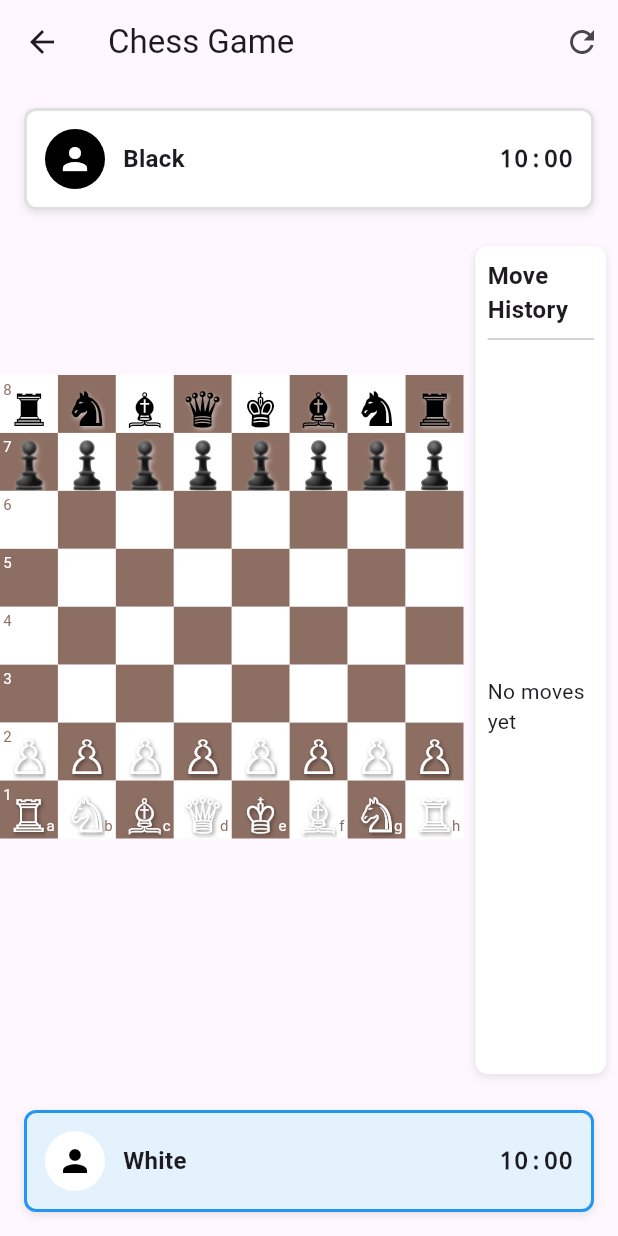
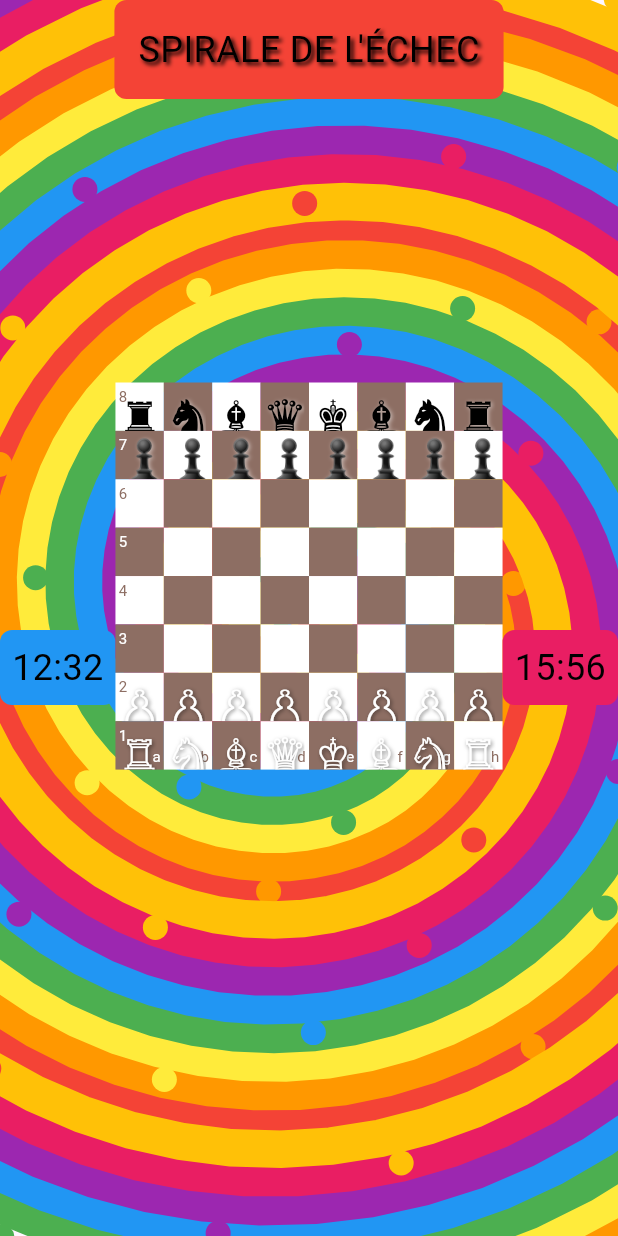
Before and after one commit to ismo009/echecs, a Flutter app: the screen it shows after launch, after a tap on "Start New Game", on a phone screen of 412 x 824 dp. Run offline on Flutter 3.47's test engine with Material 3 defaults, Android fonts, the light colour scheme and no system bars; Roboto replaces fonts that are missing (PixelArt).

Commit message:
Ajout de la spirale de l'echec, mais elle est moche pour l'instant

```diff
--- a/chess_game/lib/screens/game_screen.dart
+++ b/chess_game/lib/screens/game_screen.dart
@@ -1,3 +1,5 @@
+import 'dart:math';
+import 'dart:math' as math;
 import 'package:flutter/material.dart';
 import 'package:provider/provider.dart';
 import '../widgets/chess_board.dart';
@@ -13,112 +15,222 @@ class GameScreen extends StatelessWidget {
   @override
   Widget build(BuildContext context) {
     return Scaffold(
-      appBar: AppBar(
-        title: const Text('Chess Game'),
-        actions: [
-          IconButton(
-            icon: const Icon(Icons.refresh),
-            onPressed: () {
-              // Reset the game
-              Provider.of<GameProvider>(context, listen: false).resetGame();
-            },
-          ),
-        ],
-      ),
-      body: Consumer<GameProvider>(
-        builder: (context, gameProvider, child) {
-          final game = gameProvider.game;
+      body: Stack(
+        children: [
+          // Colorful spiral background
+          const ColorfulSpiralBackground(),
 
-          return Column(
+          // Main game content
+          Column(
             children: [
-              // Player info for the black player
-              Padding(
+              // Banner
+              Container(
                 padding: const EdgeInsets.all(16.0),
-                child: PlayerInfoWidget(
-                  player: game.blackPlayer,
-                  isCurrentTurn: game.currentTurn == PieceColor.black,
-                  isInCheck: game.state == GameState.check && game.currentTurn == PieceColor.black,
+                decoration: BoxDecoration(
+                  color: Colors.red,
+                  borderRadius: BorderRadius.circular(8.0),
+                ),
+                child: const Text(
+                  'SPIRALE DE L\'ÉCHEC',
+                  style: TextStyle(
+                    color: Colors.black,
+                    fontSize: 24,
+                    fontFamily: 'PixelArt',
+                    shadows: [
+                      Shadow(
+                        offset: Offset(2.0, 2.0),
+                        blurRadius: 3.0,
+                        color: Color.fromARGB(255, 0, 0, 0),
+                      ),
+                    ],
+                  ),
                 ),
               ),
 
-              // Chessboard
+              // Timers and chessboard
               Expanded(
                 child: Row(
                   children: [
-                    // Chess board takes most of the space
+                    // Timer for black player
+                    Container(
+                      padding: const EdgeInsets.all(8.0),
+                      decoration: BoxDecoration(
+                        color: Colors.blue,
+                        borderRadius: BorderRadius.circular(8.0),
+                      ),
+                      child: const Text(
+                        '12:32',
+                        style: TextStyle(
+                          color: Colors.black,
+                          fontSize: 24,
+                          fontFamily: 'PixelArt',
+                        ),
+                      ),
+                    ),
+
+                    // Chessboard
                     Expanded(
-                      flex: 3,
                       child: Center(
                         child: ChessBoardWidget(
-                          board: game.board,
+                          board: Provider.of<GameProvider>(context).game.board,
                           onPieceMoved: (fromRow, fromCol, toRow, toCol) {
                             // Validate and execute the move
-                            gameProvider.makeMove(fromRow, fromCol, toRow, toCol);
+                            Provider.of<GameProvider>(context, listen: false).makeMove(fromRow, fromCol, toRow, toCol);
                           },
                         ),
                       ),
                     ),
 
-                    // Move history on the side
-                    Expanded(
-                      flex: 1,
-                      child: Padding(
-                        padding: const EdgeInsets.all(8.0),
-                        child: MoveHistoryWidget(
-                          moves: game.moveHistory,
+                    // Timer for white player
+                    Container(
+                      padding: const EdgeInsets.all(8.0),
+                      decoration: BoxDecoration(
+                        color: Colors.pink,
+                        borderRadius: BorderRadius.circular(8.0),
+                      ),
+                      child: const Text(
+                        '15:56',
+                        style: TextStyle(
+                          color: Colors.black,
+                          fontSize: 24,
+                          fontFamily: 'PixelArt',
                         ),
                       ),
                     ),
                   ],
                 ),
               ),
-
-              // Player info for the white player
-              Padding(
-                padding: const EdgeInsets.all(16.0),
-                child: PlayerInfoWidget(
-                  player: game.whitePlayer,
-                  isCurrentTurn: game.currentTurn == PieceColor.white,
-                  isInCheck: game.state == GameState.check && game.currentTurn == PieceColor.white,
-                ),
-              ),
-
-              // Game status bar
-              if (game.state != GameState.active)
-                Container(
-                  color: game.state == GameState.checkmate ? Colors.red : Colors.amber,
-                  padding: const EdgeInsets.all(8.0),
-                  width: double.infinity,
-                  child: Text(
-                    _getGameStateMessage(game.state, game.currentTurn),
-                    textAlign: TextAlign.center,
-                    style: const TextStyle(
-                      color: Colors.white,
-                      fontWeight: FontWeight.bold,
-                    ),
-                  ),
-                ),
             ],
-          );
-        },
+          ),
+        ],
       ),
     );
   }
+}
 
-  String _getGameStateMessage(GameState state, PieceColor currentTurn) {
-    switch (state) {
-      case GameState.check:
-        return 'Check!';
-      case GameState.checkmate:
-        final winner = currentTurn == PieceColor.white ? 'Black' : 'White';
-        return 'Checkmate! $winner wins';
-      case GameState.stalemate:
-        return 'Stalemate - Draw';
-      case GameState.draw:
-        return 'Draw';
-      case GameState.active:
-      default:
-        return '';
+class ColorfulSpiralBackground extends StatefulWidget {
+  const ColorfulSpiralBackground({Key? key}) : super(key: key);
+
+  @override
+  _ColorfulSpiralBackgroundState createState() => _ColorfulSpiralBackgroundState();
+}
+
+class _ColorfulSpiralBackgroundState extends State<ColorfulSpiralBackground> with SingleTickerProviderStateMixin {
+  late AnimationController _controller;
+
+  @override
+  void initState() {
+    super.initState();
+    _controller = AnimationController(
+      duration: const Duration(seconds: 15),
+      vsync: this,
+    )..repeat();
+  }
+
+  @override
+  void dispose() {
+    _controller.dispose();
+    super.dispose();
+  }
+
+  @override
+  Widget build(BuildContext context) {
+    return AnimatedBuilder(
+      animation: _controller,
+      builder: (context, child) {
+        return CustomPaint(
+          painter: _TornadoSpiralPainter(_controller.value),
+          size: Size.infinite,
+        );
+      },
+    );
+  }
+}
+
+class _TornadoSpiralPainter extends CustomPainter {
+  final double animationValue;
+
+  _TornadoSpiralPainter(this.animationValue);
+
+  @override
+  void paint(Canvas canvas, Size size) {
+    final center = Offset(size.width / 2, size.height / 2);
+    final maxRadius = math.sqrt(size.width * size.width + size.height * size.height) / 2;
+
+    // Nombre de bras dans la spirale
+    const int armCount = 8;
+
+    // Couleurs vives pour les bras
+    final List<Color> colors = [
+      Colors.red,
+      Colors.orange,
+      Colors.yellow,
+      Colors.green,
+      Colors.blue,
+      Colors.purple,
+      Colors.pink,
+      Colors.amber,
+    ];
+
+    // Paramètres pour la spirale
+    const double turns = 3.0; // Nombre de tours de la spirale
+    const double armWidth = 25.0; // Largeur de chaque bras
+
+    // Dessiner chaque bras de la spirale
+    for (int i = 0; i < armCount; i++) {
+      final armPhase = i * (math.pi * 2 / armCount);
+      final rotationOffset = animationValue * math.pi * 2;
+
+      final path = Path();
+      bool firstPoint = true;
+
+      // Points pour former le chemin du bras
+      for (double t = 0.0; t <= 1.0; t += 0.005) {
+        // Formule de la spirale avec rotation animée
+        final angle = armPhase + turns * t * math.pi * 2 + rotationOffset;
+        final radius = t * maxRadius;
+
+        // Position sur la spirale
+        final x = center.dx + radius * math.cos(angle);
+        final y = center.dy + radius * math.sin(angle);
+
+        // Créer le chemin du bras
+        if (firstPoint) {
+          path.moveTo(x, y);
+          firstPoint = false;
+        } else {
+          path.lineTo(x, y);
+        }
+      }
+
+      // Dessiner le bras avec un effet de dégradé
+      final paint = Paint()
+        ..color = colors[i % colors.length]
+        ..style = PaintingStyle.stroke
+        ..strokeWidth = armWidth
+        ..strokeCap = StrokeCap.round;
+
+      canvas.drawPath(path, paint);
+
+      // Ajouter des cercles le long du bras pour plus d'effet
+      for (double t = 0.0; t <= 1.0; t += 0.1) {
+        final angle = armPhase + turns * t * math.pi * 2 + rotationOffset;
+        final radius = t * maxRadius;
+
+        final x = center.dx + radius * math.cos(angle);
+        final y = center.dy + radius * math.sin(angle);
+
+        final dotPaint = Paint()
+          ..color = colors[(i + 1) % colors.length]
+          ..style = PaintingStyle.fill;
+
+        canvas.drawCircle(Offset(x, y), armWidth / 3, dotPaint);
+      }
     }
   }
+
+  @override
+  bool shouldRepaint(covariant _TornadoSpiralPainter oldDelegate) {
+    return oldDelegate.animationValue != animationValue;
+  }
 }
```
Also changed, not shown: chess_game/maquette.png (added), 5 other files.
